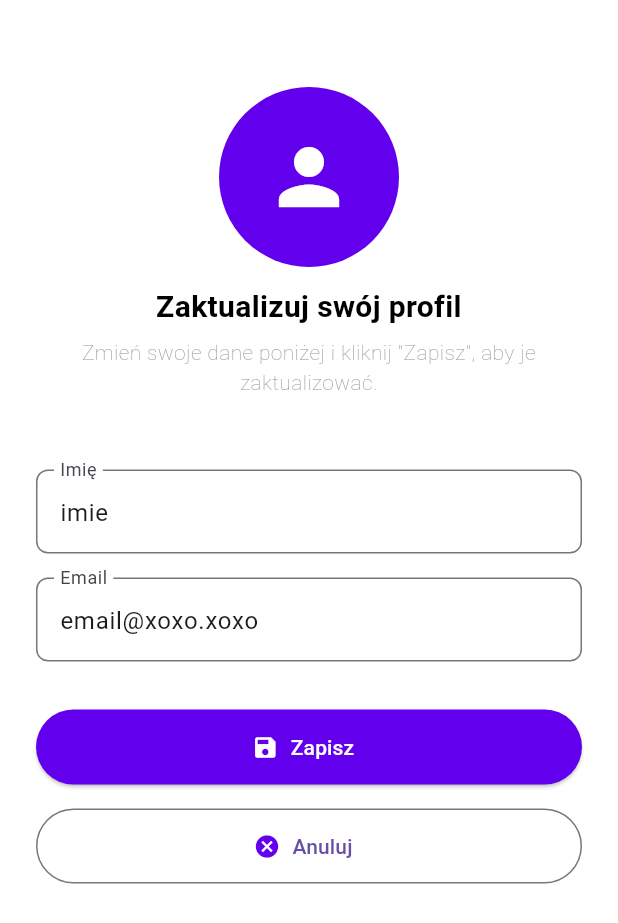
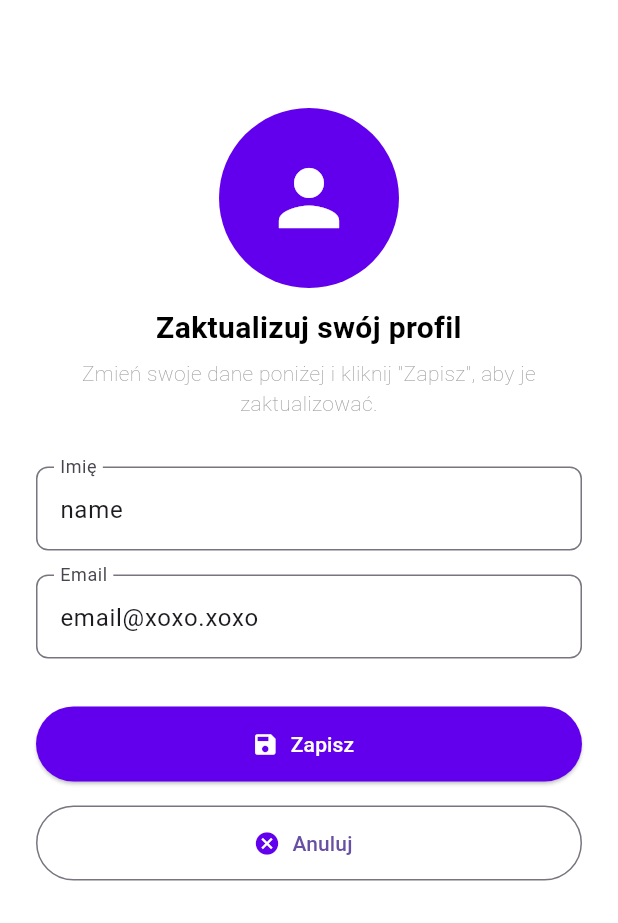
Before and after one commit to Talandar99/group_project_6th_sem, a Flutter app: the EditProfilePage screen opened directly, on a phone screen of 412 x 824 dp. Shown: the top 923 px of the screen. Run offline on Flutter 3.47's test engine with Material 3 defaults, Android fonts, the phone set to English and light mode, and no system bars; our stand-ins replace flutter_svg, get_it, shared_preferences; accounts and stored records are empty; Roboto replaces fonts that are missing (Poppins).

Commit message:
Profil użytkownika

```diff
--- a/frontend/lib/pages/edit_profile_page.dart
+++ b/frontend/lib/pages/edit_profile_page.dart
@@ -1,6 +1,4 @@
 import 'package:flutter/material.dart';
-import 'package:frontend/widgets/cancel_button.dart';
-import 'package:frontend/widgets/static_header.dart';
 import '../theme/app_colors.dart';
 import '../theme/app_text_styles.dart';
 import '../widgets/custom_button.dart';
@@ -14,7 +12,7 @@ class EditProfilePage extends StatefulWidget {
 
 class _EditProfilePageState extends State<EditProfilePage> {
   final _formKey = GlobalKey<FormState>();
-  final _nameController = TextEditingController(text: 'imie');
+  final _nameController = TextEditingController(text: 'name');
   final _emailController = TextEditingController(text: 'email@xoxo.xoxo');
 
   @override
@@ -28,7 +26,7 @@ class _EditProfilePageState extends State<EditProfilePage> {
             child: Padding(
               padding: EdgeInsets.symmetric(
                 horizontal: isWideScreen ? constraints.maxWidth * 0.2 : 24,
-                vertical: 58,
+                vertical: 24,
               ),
               child: Center(
                 child: ConstrainedBox(
@@ -38,21 +36,13 @@ class _EditProfilePageState extends State<EditProfilePage> {
                     child: Column(
                       crossAxisAlignment: CrossAxisAlignment.stretch,
                       children: [
-                        Padding(
-                          padding: const EdgeInsets.only(bottom: 48),
-                          child: StaticHeader(
-                            icon: Icons.person,
-                            title: 'Zaktualizuj swój profil',
-                            subtitle:
-                                'Zmień swoje dane poniżej i kliknij "Zapisz", aby je zaktualizować.',
-                            isCircleAvatar: true,
-                          ),
-                        ),
+                        const SizedBox(height: 48),
 
-                        // Pole "Imię"
-                        Padding(
-                          padding: const EdgeInsets.only(bottom: 16),
-                          child: TextFormField(
+                        _buildStaticHeader(),
+                        const SizedBox(height: 32),
+
+                        // Imię
+                        TextFormField(
                           controller: _nameController,
                           decoration: InputDecoration(
                             labelText: 'Imię',
@@ -67,12 +57,10 @@ class _EditProfilePageState extends State<EditProfilePage> {
                             return null;
                           },
                         ),
-                        ),
+                        const SizedBox(height: 16),
 
-                        // Pole "Email"
-                        Padding(
-                          padding: const EdgeInsets.only(bottom: 32),
-                          child: TextFormField(
+                        // Email
+                        TextFormField(
                           controller: _emailController,
                           decoration: InputDecoration(
                             labelText: 'Email',
@@ -87,12 +75,10 @@ class _EditProfilePageState extends State<EditProfilePage> {
                             return null;
                           },
                         ),
-                        ),
+                        const SizedBox(height: 32),
 
                         // Zapisz
-                        Padding(
-                          padding: const EdgeInsets.only(bottom: 16),
-                          child: SizedBox(
+                        SizedBox(
                           width: double.infinity,
                           height: 50,
                           child: ElevatedButton.icon(
@@ -109,13 +95,22 @@ class _EditProfilePageState extends State<EditProfilePage> {
                             label: const Text('Zapisz'),
                           ),
                         ),
-                        ),
+                        const SizedBox(height: 16),
 
                         // Anuluj
-                        CancelButton(
+                        SizedBox(
+                          width: double.infinity,
+                          height: 50,
+                          child: OutlinedButton.icon(
                             onPressed: () {
                               Navigator.pop(context);
                             },
+                            icon: const Icon(
+                              Icons.cancel,
+                              color: AppColors.primary,
+                            ),
+                            label: const Text('Anuluj'),
+                          ),
                         ),
                       ],
                     ),
@@ -128,4 +123,31 @@ class _EditProfilePageState extends State<EditProfilePage> {
       ),
     );
   }
+
+  Widget _buildStaticHeader() {
+    return Column(
+      children: [
+        const CircleAvatar(
+          radius: 60,
+          backgroundColor: AppColors.primary,
+          child: Icon(Icons.person, size: 60, color: Colors.white),
+        ),
+        const SizedBox(height: 12),
+        Text(
+          'Zaktualizuj swój profil',
+          style: AppTextStyles.heading.copyWith(fontSize: 20),
+          textAlign: TextAlign.center,
+        ),
+        const SizedBox(height: 6),
+        Text(
+          'Zmień swoje dane poniżej i kliknij "Zapisz", aby je zaktualizować.',
+          style: AppTextStyles.subheading.copyWith(
+            fontSize: 14,
+            color: Colors.grey,
+          ),
+          textAlign: TextAlign.center,
+        ),
+      ],
+    );
   }
+}
```
Also changed, not shown: frontend/lib/pages/change_password_page.dart (+45 -28 lines). Lines whose indentation alone changed are shown as unchanged.
